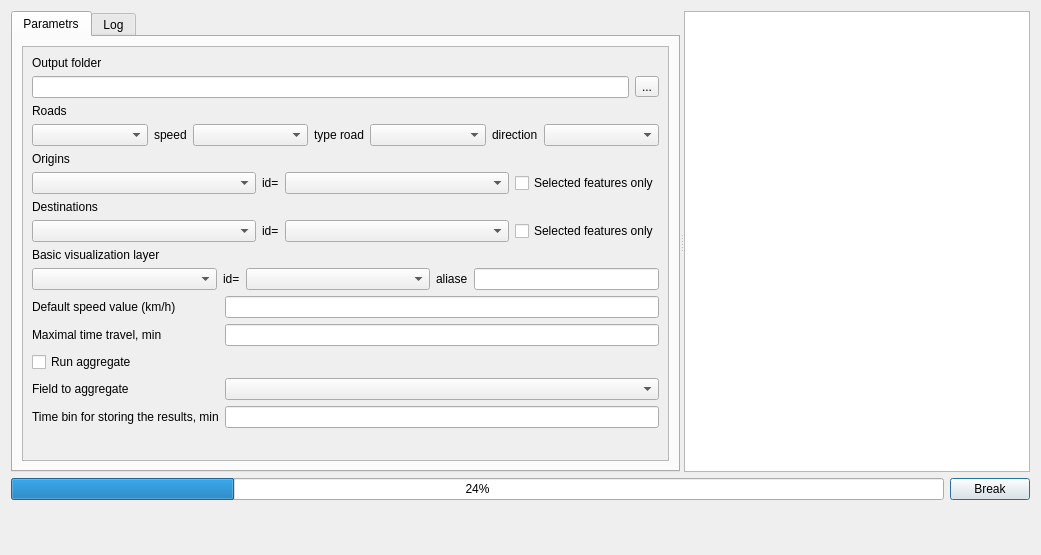
First picture: the form in tau_net_calc/car.ui, repository geosimlab/accessibility, before the edit.
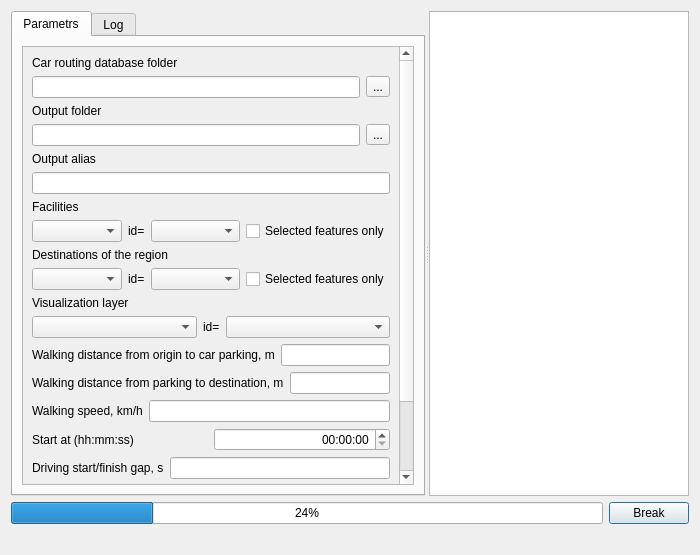
Second picture: the form after the edit. Custom widgets are drawn as their Qt base class.

Patch:
```diff
--- a/tau_net_calc/car.ui
+++ b/tau_net_calc/car.ui
@@ -9,7 +9,7 @@
    <rect>
     <x>0</x>
     <y>0</y>
-    <width>1041</width>
+    <width>700</width>
     <height>555</height>
    </rect>
   </property>
@@ -82,9 +82,9 @@
            <property name="geometry">
             <rect>
              <x>0</x>
-             <y>-100</y>
-             <width>619</width>
-             <height>411</height>
+             <y>0</y>
+             <width>375</width>
+             <height>565</height>
             </rect>
            </property>
            <property name="sizePolicy">
@@ -100,13 +100,34 @@
             <item>
              <layout class="QFormLayout" name="formLayout">
               <item row="1" column="0">
+               <widget class="QLabel" name="label_14">
+                <property name="text">
+                 <string>Car routing database folder</string>
+                </property>
+               </widget>
+              </item>
+              <item row="2" column="0" colspan="2">
+               <layout class="QHBoxLayout" name="horizontalLayout_5">
+                <item>
+                 <widget class="QLineEdit" name="txtPathToPKL"/>
+                </item>
+                <item>
+                 <widget class="QToolButton" name="toolButtonPKL">
+                  <property name="text">
+                   <string>...</string>
+                  </property>
+                 </widget>
+                </item>
+               </layout>
+              </item>
+              <item row="4" column="0">
                <widget class="QLabel" name="label_13">
                 <property name="text">
                  <string>Output folder</string>
                 </property>
                </widget>
               </item>
-              <item row="2" column="0" colspan="2">
+              <item row="5" column="0" colspan="2">
                <layout class="QHBoxLayout" name="horizontalLayout_3">
                 <item>
                  <widget class="QLineEdit" name="txtPathToProtocols">
@@ -133,104 +154,24 @@
                 </item>
                </layout>
               </item>
-              <item row="3" column="0">
-               <widget class="QLabel" name="label_2">
+              <item row="6" column="0">
+               <widget class="QLabel" name="label_12">
                 <property name="text">
-                 <string>Roads</string>
+                 <string>Output alias</string>
                 </property>
                </widget>
               </item>
-              <item row="4" column="0" colspan="2">
-               <layout class="QHBoxLayout" name="horizontalLayout_4">
-                <item>
-                 <widget class="QComboBox" name="cmbLayersRoad">
-                  <property name="sizePolicy">
-                   <sizepolicy hsizetype="Expanding" vsizetype="Maximum">
-                    <horstretch>0</horstretch>
-                    <verstretch>0</verstretch>
-                   </sizepolicy>
-                  </property>
-                  <property name="baseSize">
-                   <size>
-                    <width>16</width>
-                    <height>0</height>
-                   </size>
-                  </property>
-                 </widget>
-                </item>
-                <item>
-                 <widget class="QLabel" name="label_10">
-                  <property name="text">
-                   <string>speed</string>
-                  </property>
-                 </widget>
-                </item>
-                <item>
-                 <widget class="QComboBox" name="cmbFieldsSpeed">
-                  <property name="sizePolicy">
-                   <sizepolicy hsizetype="Expanding" vsizetype="Maximum">
-                    <horstretch>0</horstretch>
-                    <verstretch>0</verstretch>
-                   </sizepolicy>
-                  </property>
-                  <property name="baseSize">
-                   <size>
-                    <width>16</width>
-                    <height>0</height>
-                   </size>
-                  </property>
-                 </widget>
-                </item>
-                <item>
-                 <widget class="QLabel" name="label">
-                  <property name="text">
-                   <string>type road</string>
-                  </property>
-                 </widget>
-                </item>
-                <item>
-                 <widget class="QComboBox" name="cmbLayersRoad_type_road">
-                  <property name="sizePolicy">
-                   <sizepolicy hsizetype="Expanding" vsizetype="Fixed">
-                    <horstretch>0</horstretch>
-                    <verstretch>0</verstretch>
-                   </sizepolicy>
-                  </property>
-                 </widget>
-                </item>
-                <item>
-                 <widget class="QLabel" name="label_11">
-                  <property name="text">
-                   <string>direction</string>
-                  </property>
-                 </widget>
-                </item>
-                <item>
-                 <widget class="QComboBox" name="cmbFieldsDirection">
-                  <property name="sizePolicy">
-                   <sizepolicy hsizetype="Expanding" vsizetype="Maximum">
-                    <horstretch>0</horstretch>
-                    <verstretch>0</verstretch>
-                   </sizepolicy>
-                  </property>
-                  <property name="baseSize">
-                   <size>
-                    <width>16</width>
-                    <height>0</height>
-                   </size>
-                  </property>
-                 </widget>
-                </item>
-               </layout>
-              </item>
-              <item row="7" column="0">
+              <item row="7" column="0" colspan="2">
+               <widget class="QLineEdit" name="txtAlias"/>
+              </item>
+              <item row="10" column="0">
                <widget class="QLabel" name="label_17">
                 <property name="text">
-                 <string>Origins</string>
+                 <string>Facilities</string>
                 </property>
                </widget>
               </item>
-              <item row="8" column="0" colspan="2">
+              <item row="11" column="0" colspan="2">
                <layout class="QHBoxLayout" name="horizontalLayout_4">
                 <item>
                  <widget class="QComboBox" name="cmbLayers">
@@ -280,14 +221,14 @@
                 </item>
                </layout>
               </item>
-              <item row="9" column="0">
+              <item row="12" column="0">
                <widget class="QLabel" name="label_5">
                 <property name="text">
-                 <string>Destinations</string>
+                 <string>Destinations of the region</string>
                 </property>
                </widget>
               </item>
-              <item row="10" column="0" colspan="2">
+              <item row="13" column="0" colspan="2">
                <layout class="QHBoxLayout" name="horizontalLayout_4">
                 <item>
                  <widget class="QComboBox" name="cmbLayersDest">
@@ -337,14 +278,14 @@
                 </item>
                </layout>
               </item>
-              <item row="12" column="0">
+              <item row="15" column="0">
                <widget class="QLabel" name="lblVusual">
                 <property name="text">
-                 <string>Basic visualization layer</string>
+                 <string>Visualization layer</string>
                 </property>
                </widget>
               </item>
-              <item row="13" column="0" colspan="2">
+              <item row="16" column="0" colspan="2">
                <layout class="QHBoxLayout" name="horizontalLayout_6">
                 <item>
                  <widget class="QComboBox" name="cmbVisLayers">
@@ -379,43 +320,120 @@
                   </property>
                  </widget>
                 </item>
+               </layout>
+              </item>
+              <item row="18" column="0" colspan="2">
+               <layout class="QHBoxLayout" name="horizontalLayout_9">
                 <item>
-                 <widget class="QLabel" name="label_12">
+                 <widget class="QLabel" name="label_2">
                   <property name="text">
-                   <string>aliase</string>
+                   <string>Walking distance from origin to car parking, m</string>
                   </property>
                  </widget>
                 </item>
                 <item>
-                 <widget class="QLineEdit" name="txtAliase"/>
+                 <widget class="QLineEdit" name="txtWalkToCAR">
+                  <property name="alignment">
+                   <set>Qt::AlignRight|Qt::AlignTrailing|Qt::AlignVCenter</set>
+                  </property>
+                 </widget>
                 </item>
                </layout>
               </item>
-              <item row="14" column="0">
+              <item row="19" column="0" colspan="2">
+               <layout class="QHBoxLayout" name="horizontalLayout_10">
+                <item>
                <widget class="QLabel" name="label_4">
                 <property name="text">
-                 <string>Default speed value (km/h)</string>
+                   <string>Walking distance from parking to destination, m</string>
                 </property>
                </widget>
               </item>
-              <item row="14" column="1">
-               <widget class="QLineEdit" name="txtSpeed">
+                <item>
+                 <widget class="QLineEdit" name="txtWalkToDestination">
+                  <property name="alignment">
+                   <set>Qt::AlignRight|Qt::AlignTrailing|Qt::AlignVCenter</set>
+                  </property>
+                 </widget>
+                </item>
+               </layout>
+              </item>
+              <item row="20" column="0" colspan="2">
+               <layout class="QHBoxLayout" name="horizontalLayout_11">
+                <item>
+                 <widget class="QLabel" name="label_10">
                 <property name="text">
-                 <string/>
-                </property>
+                   <string>Walking speed, km/h</string>
+                  </property>
+                 </widget>
+                </item>
+                <item>
+                 <widget class="QLineEdit" name="txtWalkingSpeed">
                 <property name="alignment">
-                 <set>Qt::AlignRight</set>
+                   <set>Qt::AlignRight|Qt::AlignTrailing|Qt::AlignVCenter</set>
                 </property>
                </widget>
               </item>
-              <item row="15" column="0">
+               </layout>
+              </item>
+              <item row="27" column="0" colspan="2">
+               <layout class="QHBoxLayout" name="horizontalLayout_7">
+                <item>
+                 <widget class="QLabel" name="label">
+                  <property name="sizePolicy">
+                   <sizepolicy hsizetype="Fixed" vsizetype="Preferred">
+                    <horstretch>0</horstretch>
+                    <verstretch>0</verstretch>
+                   </sizepolicy>
+                  </property>
+                  <property name="text">
+                   <string>Aggregate</string>
+                  </property>
+                 </widget>
+                </item>
+                <item>
+                 <widget class="QgsCheckableComboBox" name="cmbFields_ch">
+                  <property name="sizePolicy">
+                   <sizepolicy hsizetype="Preferred" vsizetype="Fixed">
+                    <horstretch>0</horstretch>
+                    <verstretch>0</verstretch>
+                   </sizepolicy>
+                  </property>
+                 </widget>
+                </item>
+               </layout>
+              </item>
+              <item row="23" column="0" colspan="2">
+               <layout class="QHBoxLayout" name="horizontalLayout_12">
+                <item>
+                 <widget class="QLabel" name="label_11">
+                  <property name="text">
+                   <string>Start at (hh:mm:ss)</string>
+                  </property>
+                 </widget>
+                </item>
+                <item>
+                 <widget class="QTimeEdit" name="dtStartTime">
+                  <property name="alignment">
+                   <set>Qt::AlignRight|Qt::AlignTrailing|Qt::AlignVCenter</set>
+                  </property>
+                  <property name="displayFormat">
+                   <string>hh:mm:ss</string>
+                  </property>
+                 </widget>
+                </item>
+               </layout>
+              </item>
+              <item row="25" column="0" colspan="2">
+               <layout class="QHBoxLayout" name="horizontalLayout_8">
+                <item>
                <widget class="QLabel" name="label_3">
                 <property name="text">
                  <string>Maximal time travel, min</string>
                 </property>
                </widget>
               </item>
-              <item row="15" column="1">
+                <item>
                <widget class="QLineEdit" name="txtMaxTimeTravel">
                 <property name="text">
                  <string/>
@@ -425,44 +443,18 @@
                 </property>
                </widget>
               </item>
-              <item row="18" column="0">
-               <widget class="QCheckBox" name="cbUseFields">
-                <property name="text">
-                 <string>Run aggregate</string>
-                </property>
-               </widget>
+               </layout>
               </item>
-              <item row="19" column="0">
-               <widget class="QLabel" name="lblFields">
-                <property name="text">
-                 <string>Field to aggregate</string>
-                </property>
-               </widget>
-              </item>
-              <item row="19" column="1">
-               <widget class="QComboBox" name="cmbFields">
-                <property name="sizePolicy">
-                 <sizepolicy hsizetype="Expanding" vsizetype="Maximum">
-                  <horstretch>0</horstretch>
-                  <verstretch>0</verstretch>
-                 </sizepolicy>
-                </property>
-                <property name="baseSize">
-                 <size>
-                  <width>16</width>
-                  <height>0</height>
-                 </size>
-                </property>
-               </widget>
-              </item>
-              <item row="20" column="0">
+              <item row="26" column="0" colspan="2">
+               <layout class="QHBoxLayout" name="horizontalLayout_13">
+                <item>
                <widget class="QLabel" name="label_6">
                 <property name="text">
-                 <string>Time bin for storing the results, min</string>
+                   <string>Number of bins</string>
                 </property>
                </widget>
               </item>
-              <item row="20" column="1">
+                <item>
                <widget class="QLineEdit" name="txtTimeInterval">
                 <property name="text">
                  <string/>
@@ -474,6 +466,26 @@
               </item>
              </layout>
             </item>
+              <item row="24" column="0" colspan="2">
+               <layout class="QHBoxLayout" name="horizontalLayout_14">
+                <item>
+                 <widget class="QLabel" name="label_15">
+                  <property name="text">
+                   <string>Driving start/finish gap, s</string>
+                  </property>
+                 </widget>
+                </item>
+                <item>
+                 <widget class="QLineEdit" name="txtTimeGap">
+                  <property name="alignment">
+                   <set>Qt::AlignRight|Qt::AlignTrailing|Qt::AlignVCenter</set>
+                  </property>
+                 </widget>
+                </item>
+               </layout>
+              </item>
+             </layout>
+            </item>
            </layout>
           </widget>
          </widget>
@@ -513,22 +525,21 @@
     </layout>
    </item>
    <item>
-    <widget class="QFrame" name="gridFrame">
-     <layout class="QGridLayout" name="gridLayout_2">
-      <property name="sizeConstraint">
-       <enum>QLayout::SetFixedSize</enum>
-      </property>
-      <property name="spacing">
-       <number>0</number>
-      </property>
-      <item row="0" column="0">
+    <layout class="QHBoxLayout" name="horizontalLayout_4">
+     <item>
        <widget class="QLabel" name="lblMessages">
+       <property name="sizePolicy">
+        <sizepolicy hsizetype="Minimum" vsizetype="Minimum">
+         <horstretch>0</horstretch>
+         <verstretch>0</verstretch>
+        </sizepolicy>
+       </property>
+       <property name="lineWidth">
+        <number>0</number>
+       </property>
         <property name="text">
          <string/>
         </property>
-       </widget>
-      </item>
-     </layout>
     </widget>
    </item>
    <item alignment="Qt::AlignRight">
@@ -542,7 +553,16 @@
     </widget>
    </item>
   </layout>
+   </item>
+  </layout>
  </widget>
+ <customwidgets>
+  <customwidget>
+   <class>QgsCheckableComboBox</class>
+   <extends>QComboBox</extends>
+   <header>qgscheckablecombobox.h</header>
+  </customwidget>
+ </customwidgets>
  <tabstops>
   <tabstop>textInfo</tabstop>
   <tabstop>tabWidget</tabstop>
```
Lines whose indentation alone changed are shown as unchanged.
